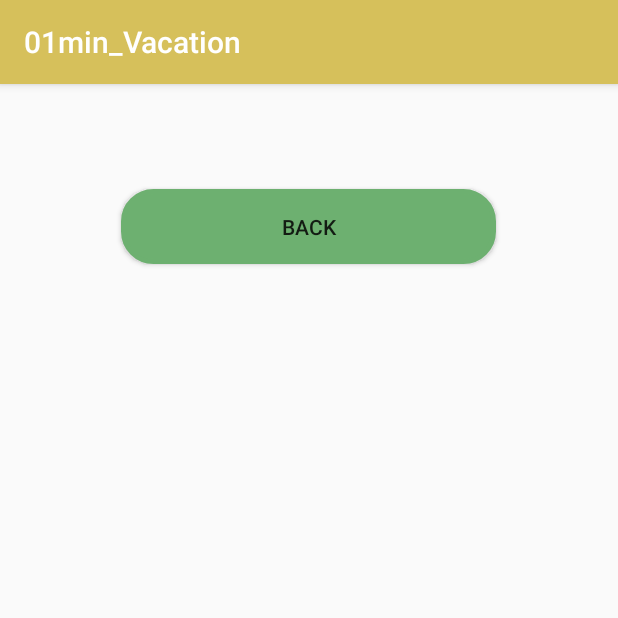
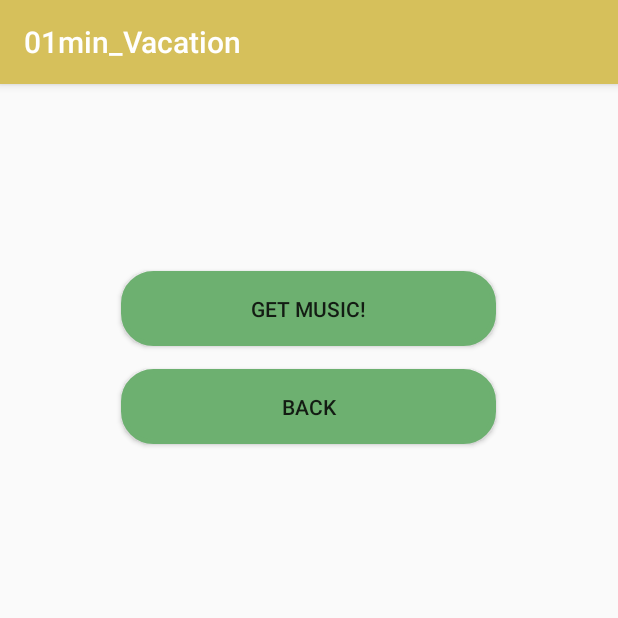
Before and after one commit to RobertFitzko/01min_Vacation, an Android app: the SelectMusic screen opened directly, with no data from a screen before it, on a phone screen of 412 x 824 dp, the top half of it. Run offline under Robolectric (Android 15) with nearby library versions, the phone set to English and light mode, and no system bars.

Commit message:
selectmusic

```diff
--- a/app/src/main/java/fhku/a01min_vacation/SelectMusic.java
+++ b/app/src/main/java/fhku/a01min_vacation/SelectMusic.java
@@ -1,14 +1,33 @@
 package fhku.a01min_vacation;
 
+import android.content.Context;
 import android.content.Intent;
+import android.graphics.Bitmap;
+import android.graphics.BitmapFactory;
+import android.media.MediaPlayer;
+import android.net.Uri;
+import android.os.Environment;
 import android.support.v7.app.AppCompatActivity;
 import android.os.Bundle;
+import android.util.Log;
 import android.view.View;
 import android.widget.Button;
+import android.widget.ImageButton;
+import android.widget.Toast;
+
+import java.io.File;
+import java.io.FileNotFoundException;
+import java.io.IOException;
+import java.io.InputStream;
+
+import static fhku.a01min_vacation.SelectPicsActivity.IMAGE_GALLERY_REQUEST;
 
 public class SelectMusic extends AppCompatActivity {
 
+    public static final int MUSIC_GALLERY_REQUEST = 30;
     public Button backSelectMusicButton;
+    public Button getMusic;
+    public Uri musicUri;
 
     @Override
     protected void onCreate(Bundle savedInstanceState) {
@@ -16,15 +35,53 @@ public class SelectMusic extends AppCompatActivity {
         setContentView(R.layout.activity_select_music);
 
         backStepMusic();
+        init();
+
     }
 
-    public void backStepMusic(){
-        backSelectMusicButton=findViewById(R.id.back_select_music);
+    public void backStepMusic() {
+        backSelectMusicButton = findViewById(R.id.back_select_music);
         backSelectMusicButton.setOnClickListener(new View.OnClickListener() {
             @Override
             public void onClick(View v) {
                 Intent intent = new Intent(SelectMusic.this, CreateActivity.class);
+                startActivity(intent);
             }
         });
     }
-}
+
+
+    public void init() {
+        getMusic = findViewById(R.id.get_music);
+        getMusic.setOnClickListener(new View.OnClickListener() {
+            @Override
+            public void onClick(View v) {
+
+                //impliziter Intent für Gallerie
+                Intent musicPickerIntent = new Intent(Intent.ACTION_PICK, android.provider.MediaStore.Audio.Media.EXTERNAL_CONTENT_URI);
+
+                File musicDirectory = Environment.getExternalStoragePublicDirectory(Environment.DIRECTORY_MUSIC);
+                String musicDirectoryPath = musicDirectory.getPath();
+
+                Uri data = Uri.parse(musicDirectoryPath);
+                //Activity for Result aufrufen
+                startActivityForResult(musicPickerIntent, MUSIC_GALLERY_REQUEST);
+
+            }
+        });
+    }
+
+   @Override
+    protected void onActivityResult(int requestCode, int resultCode, Intent data) {
+       super.onActivityResult(requestCode, resultCode, data);
+       if(resultCode == RESULT_OK && requestCode == MUSIC_GALLERY_REQUEST){
+           Uri uriSound=data.getData();
+           Toast.makeText(this, "Music selected!", Toast.LENGTH_LONG).show();
+
+           musicUri=uriSound;
+           Log.i("MusicUri=",""+musicUri);
+
+       }
+   }
+
+    }
--- a/app/src/main/java/fhku/a01min_vacation/ShowActivity.java
+++ b/app/src/main/java/fhku/a01min_vacation/ShowActivity.java
@@ -23,6 +23,7 @@ public class ShowActivity extends AppCompatActivity {
         viewFlipper = (ViewFlipper) this.findViewById(R.id.viewflipper);
         viewFlipper.setFlipInterval(5000);
 
+
         //Mediaplayer für Musik im Hintergrund, momentan mit fixer Musik
         mMediaPlayer = new MediaPlayer();
         mMediaPlayer = MediaPlayer.create(this, R.raw.song);
--- a/app/src/main/res/layout/activity_select_music.xml
+++ b/app/src/main/res/layout/activity_select_music.xml
@@ -7,14 +7,25 @@
     tools:context="fhku.a01min_vacation.SelectMusic">
 
     <Button
+        android:id="@+id/get_music"
+        android:layout_width="250dp"
+        android:layout_height="50dp"
+
+        android:layout_alignBottom="@+id/back_select_music"
+        android:layout_alignStart="@+id/back_select_music"
+        android:layout_marginBottom="65dp"
+        android:background="@drawable/buttonshape"
+        android:text="get music!" />
+
+    <Button
         android:id="@+id/back_select_music"
         android:layout_width="250dp"
         android:layout_height="50dp"
-        android:layout_alignStart="@+id/music"
-        android:layout_alignTop="@+id/music"
-        android:layout_marginTop="70dp"
+        android:layout_alignParentTop="true"
+        android:layout_centerHorizontal="true"
+        android:layout_marginTop="190dp"
         android:background="@drawable/buttonshape"
-        android:layout_centerHorizontal="true"
         android:text="Back" />
 
+
 </RelativeLayout>
```
Also changed, not shown: 2 other files.
